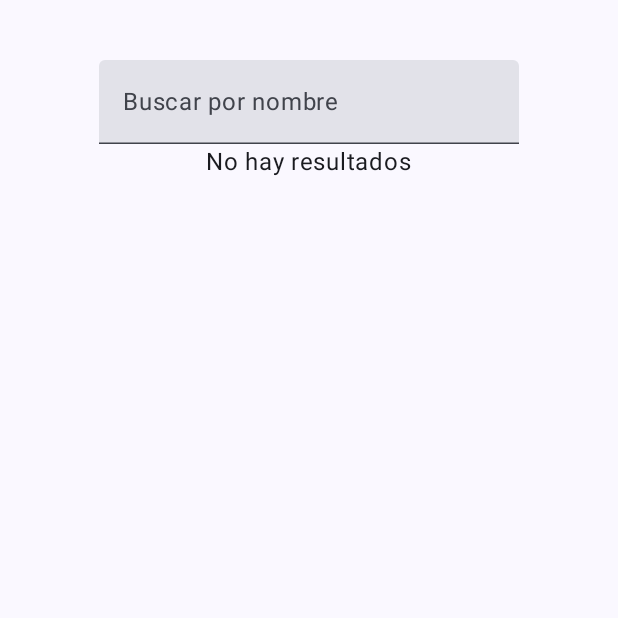
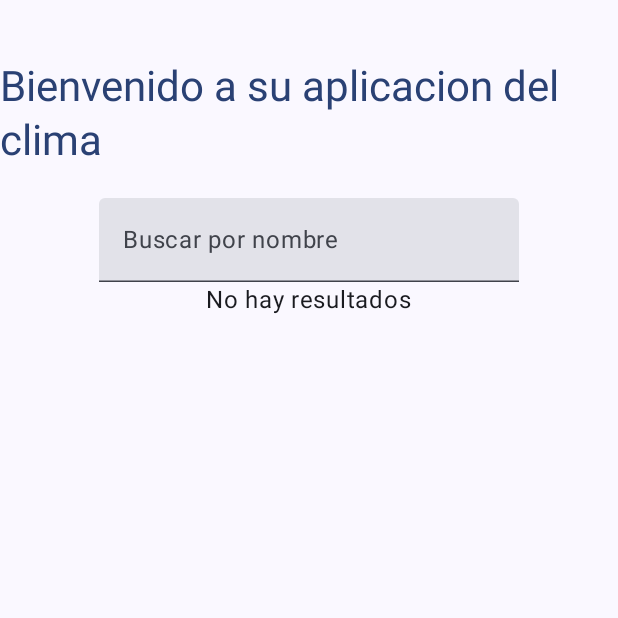
Before and after one commit to Thuomas/SegundoParcialClima, an Android app built with Jetpack Compose: the screen it shows after launch (MainActivity), on a phone screen of 412 x 824 dp, the top half of it. Run offline under Robolectric (Android 15) with nearby library versions, the phone set to English and light mode, and no system bars.

Commit message:
update vista principal

```diff
--- a/app/src/main/java/com/example/appdelclima/presentacion/ciudades/CiudadesView.kt
+++ b/app/src/main/java/com/example/appdelclima/presentacion/ciudades/CiudadesView.kt
@@ -1,12 +1,16 @@
 package com.example.appdelclima.presentacion.ciudades
 
 import androidx.compose.foundation.layout.Column
+import androidx.compose.foundation.layout.Spacer
 import androidx.compose.foundation.layout.fillMaxWidth
+import androidx.compose.foundation.layout.height
 import androidx.compose.foundation.layout.padding
+import androidx.compose.foundation.layout.width
 import androidx.compose.foundation.lazy.LazyColumn
 import androidx.compose.foundation.lazy.items
 import androidx.compose.material3.Card
 import androidx.compose.material3.ExperimentalMaterial3Api
+import androidx.compose.material3.MaterialTheme
 import androidx.compose.material3.Text
 import androidx.compose.material3.TextField
 import androidx.compose.runtime.Composable
@@ -26,14 +30,20 @@ fun CiudadesView(
     state: CiudadesEstado,
     onAction: (CiudadesIntencion) -> Unit
 ) {
-    var value by remember {mutableStateOf("") }
+    var value by remember { mutableStateOf("") }
     Column(
         modifier = modifier
             .fillMaxWidth()
             .padding(top = 40.dp),
         horizontalAlignment = Alignment.CenterHorizontally
     ) {
+        Text(
+            text = "Bienvenido a su aplicacion del clima",
+            style = MaterialTheme.typography.headlineMedium,
+            color = MaterialTheme.colorScheme.primary,
 
+        )
+        Spacer(modifier = Modifier.height(20.dp))
         TextField(
             value = value,
             label = { Text(text = "Buscar por nombre") },
@@ -60,7 +70,7 @@ fun CiudadesView(
 
 @OptIn(ExperimentalMaterial3Api::class)
 @Composable
-fun ListaDeCiudades(ciudades: List<Ciudad>, onSelect: (Ciudad)->Unit) {
+fun ListaDeCiudades(ciudades: List<Ciudad>, onSelect: (Ciudad) -> Unit) {
     LazyColumn {
         items(items = ciudades) {
             Card(modifier = Modifier.fillMaxWidth(),
```
